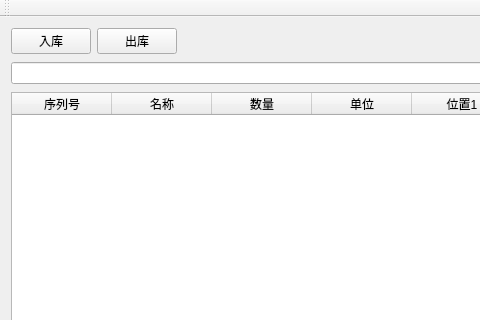
First picture: the form in StorageManager/MainWindow.ui, repository huqng/StorageManager, before the edit; both pictures show x 0 to 480 and y 0 to 320 of the 975 by 778 pixel window.
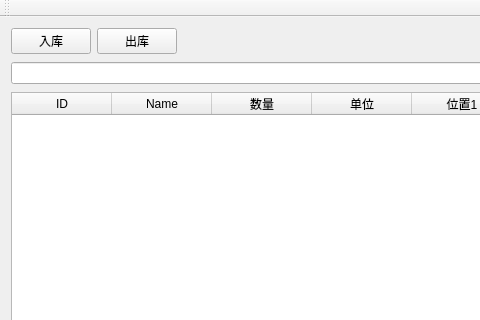
Second picture: the form after the edit.

Diff of the .ui file:
```diff
--- a/StorageManager/MainWindow.ui
+++ b/StorageManager/MainWindow.ui
@@ -84,12 +84,12 @@
       </attribute>
       <column>
        <property name="text">
-        <string>序列号</string>
+        <string>ID</string>
        </property>
       </column>
       <column>
        <property name="text">
-        <string>名称</string>
+        <string>Name</string>
        </property>
       </column>
       <column>
```
